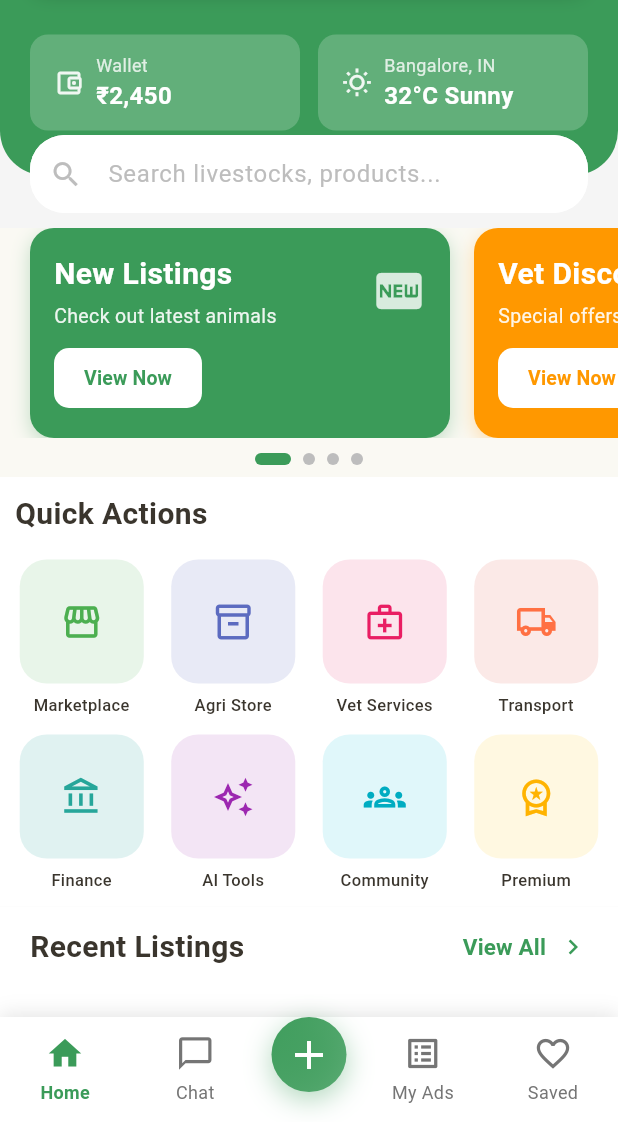
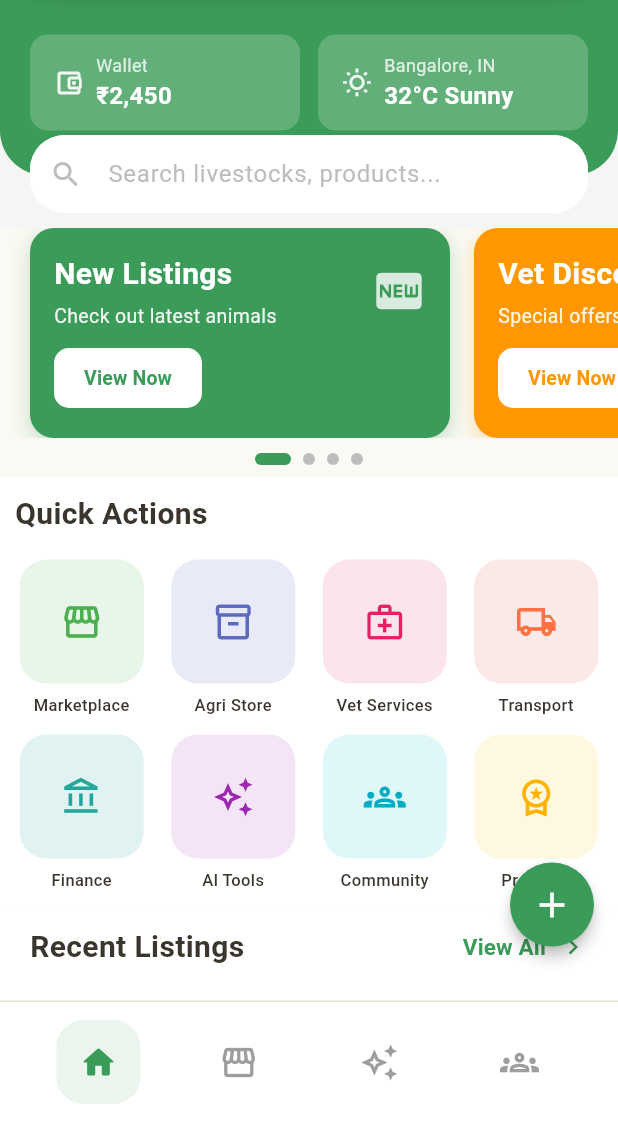
Before and after one commit to metamersisttech/FarmerApp-TestSuite, a Flutter app: the HomePage screen opened by its route, on a phone screen of 412 x 824 dp, the part 114-1236 px from its top. Run offline on Flutter 3.47's test engine with Material 3 defaults, Android fonts, the phone set to English and light mode, and no system bars; our stand-ins replace dio, firebase_core, flutter_secure_storage, geocoding, geolocator, image_picker; accounts and stored records are empty; network calls fail.

Commit message:
fix: tabs bar ui

```diff
--- a/lib/features/home/screens/home_page.dart
+++ b/lib/features/home/screens/home_page.dart
@@ -230,6 +230,15 @@ class _HomePageState extends State<HomePage> with HomeStateMixin, ToastMixin {
     }
   }
 
+  /// Handle add button tap
+  void _handleAddTap() {
+    // Navigate to sell/post page
+    HomeNavigationService.toSell(
+      context,
+      onReturn: resetToHomeTab,
+    );
+  }
+
   /// Handle search input
   void _handleSearch(String value) {
     updateSearchQuery(value);
@@ -459,6 +468,22 @@ class _HomePageState extends State<HomePage> with HomeStateMixin, ToastMixin {
           ],
         ),
       ),
+      // Floating Add Button
+      floatingActionButton: Container(
+        margin: const EdgeInsets.only(bottom: 20),
+        child: FloatingActionButton(
+          onPressed: _handleAddTap,
+          backgroundColor: AppTheme.authPrimaryColor,
+          elevation: 4,
+          shape: const CircleBorder(),
+          child: const Icon(
+            Icons.add,
+            color: Colors.white,
+            size: 28,
+          ),
+        ),
+      ),
+      floatingActionButtonLocation: FloatingActionButtonLocation.endFloat,
       // Bottom Navigation Bar (Fixed Footer)
       bottomNavigationBar: CustomBottomNavBar(
         currentIndex: currentBottomNavIndex,
--- a/lib/features/home/widgets/custom_bottom_nav_bar.dart
+++ b/lib/features/home/widgets/custom_bottom_nav_bar.dart
@@ -4,9 +4,8 @@ import 'package:flutter_app/shared/themes/app_theme.dart';
 /// Custom Bottom Navigation Bar for Home Page
 ///
 /// Features:
-/// - 5 navigation items
-/// - Special elevated "Sell" button in center
-/// - Fixed at bottom while content scrolls
+/// - 4 navigation items (Home, Listings, AI, Community)
+/// - Icon-only design with subtle backgrounds
 class CustomBottomNavBar extends StatelessWidget {
   final int currentIndex;
   final Function(int)? onTap;
@@ -22,59 +21,49 @@ class CustomBottomNavBar extends StatelessWidget {
     return Container(
       decoration: BoxDecoration(
         color: Colors.white,
-        boxShadow: [
-          BoxShadow(
-            color: Colors.black.withOpacity(0.1),
-            blurRadius: 10,
-            offset: const Offset(0, -2),
+        border: Border(
+          top: BorderSide(
+            color: AppTheme.borderColor,
+            width: 1,
           ),
-        ],
+        ),
       ),
       child: SafeArea(
         child: SizedBox(
-          height: 70,
+          height: 80,
           child: Row(
-            mainAxisAlignment: MainAxisAlignment.spaceAround,
+            mainAxisAlignment: MainAxisAlignment.spaceEvenly,
             children: [
-              // 1. Home Icon
+              // 1. Home
               _NavBarItem(
                 icon: Icons.home_outlined,
-                activeIcon: Icons.home,
-                label: 'Home',
+                activeIcon: Icons.home_rounded,
                 isActive: currentIndex == 0,
                 onTap: () => onTap?.call(0),
               ),
 
-              // 2. Chat Icon
+              // 2. Listings/Farm
               _NavBarItem(
-                icon: Icons.chat_bubble_outline,
-                activeIcon: Icons.chat_bubble,
-                label: 'Chat',
+                icon: Icons.storefront_outlined,
+                activeIcon: Icons.storefront_rounded,
                 isActive: currentIndex == 1,
                 onTap: () => onTap?.call(1),
               ),
 
-              // 3. Sell Button (Center - Special)
-              _SellButton(
+              // 3. AI Tools
+              _NavBarItem(
+                icon: Icons.auto_awesome_outlined,
+                activeIcon: Icons.auto_awesome,
+                isActive: currentIndex == 2,
                 onTap: () => onTap?.call(2),
               ),
 
-              // 4. My Ads Icon
+              // 4. Community
               _NavBarItem(
-                icon: Icons.list_alt_outlined,
-                activeIcon: Icons.list_alt,
-                label: 'My Ads',
+                icon: Icons.groups_outlined,
+                activeIcon: Icons.groups_rounded,
                 isActive: currentIndex == 3,
                 onTap: () => onTap?.call(3),
-              ),
-
-              // 5. Like Icon
-              _NavBarItem(
-                icon: Icons.favorite_border,
-                activeIcon: Icons.favorite,
-                label: 'Saved',
-                isActive: currentIndex == 4,
-                onTap: () => onTap?.call(4),
               ),
             ],
           ),
@@ -84,93 +73,40 @@ class CustomBottomNavBar extends StatelessWidget {
   }
 }
 
-/// Individual navigation bar item
+/// Individual navigation bar item with icon only
 class _NavBarItem extends StatelessWidget {
   final IconData icon;
   final IconData activeIcon;
-  final String label;
   final bool isActive;
   final VoidCallback onTap;
 
   const _NavBarItem({
     required this.icon,
     required this.activeIcon,
-    required this.label,
     required this.isActive,
     required this.onTap,
   });
 
   @override
   Widget build(BuildContext context) {
-    return Expanded(
-      child: GestureDetector(
-        onTap: onTap,
-        behavior: HitTestBehavior.opaque,
-        child: Container(
-          color: Colors.transparent,
-          child: Column(
-            mainAxisAlignment: MainAxisAlignment.center,
-            children: [
-              Icon(
-                isActive ? activeIcon : icon,
-                color: isActive ? AppTheme.authPrimaryColor : Colors.grey[600],
-                size: 26,
-              ),
-              const SizedBox(height: 4),
-              Text(
-                label,
-                style: TextStyle(
-                  fontSize: 12,
-                  fontWeight: isActive ? FontWeight.w600 : FontWeight.w400,
-                  color: isActive ? AppTheme.authPrimaryColor : Colors.grey[600],
-                ),
-              ),
-            ],
-          ),
+    return GestureDetector(
+      onTap: onTap,
+      behavior: HitTestBehavior.opaque,
+      child: Container(
+        width: 56,
+        height: 56,
+        decoration: BoxDecoration(
+          color: isActive
+              ? AppTheme.authPrimaryColor.withOpacity(0.1)
+              : Colors.transparent,
+          borderRadius: BorderRadius.circular(AppTheme.borderRadiusLarge),
+        ),
+        child: Icon(
+          isActive ? activeIcon : icon,
+          color: isActive ? AppTheme.authPrimaryColor : Colors.grey[500],
+          size: 26,
         ),
       ),
     );
   }
 }
-
-/// Special center "Sell" button with elevated design
-class _SellButton extends StatelessWidget {
-  final VoidCallback onTap;
-
-  const _SellButton({required this.onTap});
-
-  @override
-  Widget build(BuildContext context) {
-    return GestureDetector(
-      onTap: onTap,
-      child: Container(
-        width: 65,
-        height: 65,
-        margin: const EdgeInsets.only(bottom: 20), // Elevate above nav bar
-        decoration: BoxDecoration(
-          gradient: LinearGradient(
-            colors: [
-              AppTheme.authPrimaryColor,
-              AppTheme.authPrimaryColor.withOpacity(0.8),
-            ],
-            begin: Alignment.topLeft,
-            end: Alignment.bottomRight,
-          ),
-          shape: BoxShape.circle,
-          boxShadow: [
-            BoxShadow(
-              color: AppTheme.authPrimaryColor.withOpacity(0.4),
-              blurRadius: 15,
-              offset: const Offset(0, 5),
-            ),
-          ],
-        ),
-        child: const Icon(
-          Icons.add,
-          color: Colors.white,
-          size: 32,
-        ),
-      ),
-    );
-  }
-}
```
